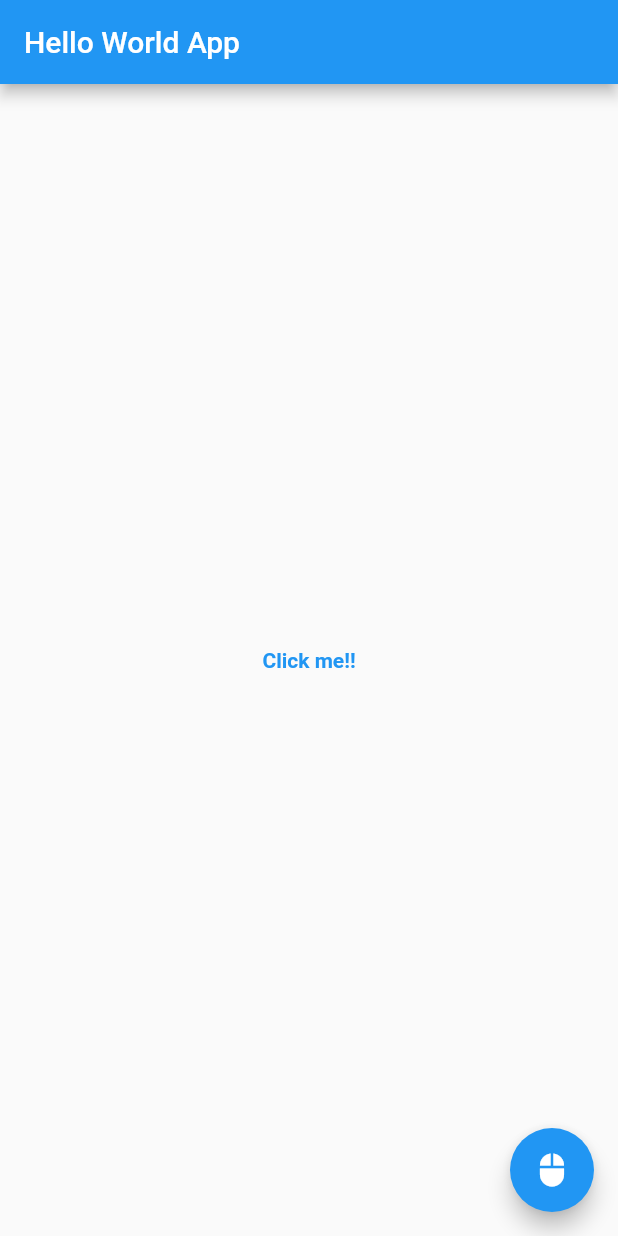
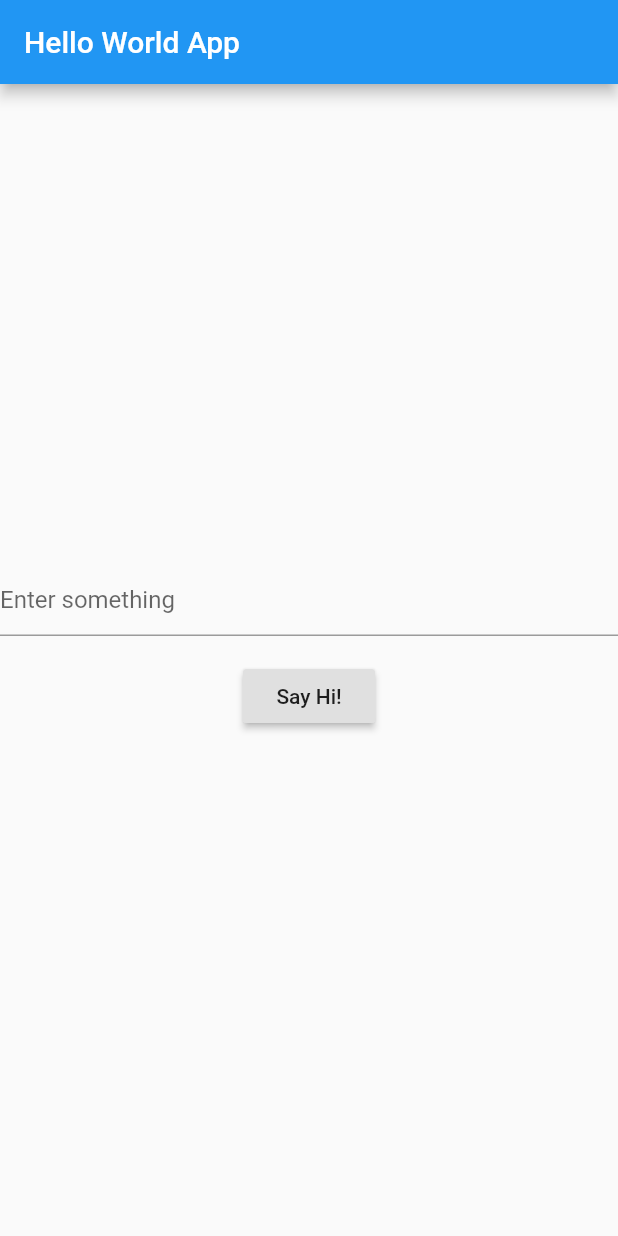
Before and after one commit to dpridoy/FlutterHellowWorld, a Flutter app: the screen it shows after launch, on a phone screen of 412 x 824 dp. Run offline on Flutter 3.47's test engine with Material 2 defaults, Android fonts, the phone set to English and light mode, and no system bars.

Commit message:
third commit adding textField and form verification

```diff
--- a/lib/main.dart
+++ b/lib/main.dart
@@ -21,34 +21,46 @@ class ClickMeApp extends StatefulWidget{
 
 class ChangeText extends State<ClickMeApp>{
 
-  String defaultText= "Click me!!";
-  int i=0;
+  final myController=TextEditingController();
+  final myGlobalController = GlobalKey<FormState>();
 
-  void changeText(){
 
-    setState(() {
-      if(i%2==0)
-        defaultText="You Clicked!!";
-      else
-        defaultText="Click me!!";
-      i++;
-    });
+  @override
+  void dispose() {
+    myController.dispose();
+    super.dispose();
   }
 
+  void sayHello(){
+    if(myGlobalController.currentState.validate()){
+      showDialog(context: context,builder: (context){
+        return AlertDialog(content: Text(""+myController.text),);
+      });
+    }
+  }
 
   @override
   Widget build(BuildContext context) {
     return Scaffold(
-      appBar: AppBar(
-        title:new Text('Hello World App'),
-      ),
-      body: Center(child:new Text(defaultText, style: new TextStyle(
-          fontWeight: FontWeight.bold,
-          color: Colors.blue),
-      ),),
-    floatingActionButton: FloatingActionButton(onPressed: changeText,
-      tooltip: 'Click Me',
-      child: Icon(Icons.mouse),),);
+        appBar: AppBar(
+          title:new Text('Hello World App'),
+        ),
+        body: Form(key: myGlobalController,
+        child: Column(mainAxisAlignment: MainAxisAlignment.center,
+        children: <Widget>[
+          TextFormField(
+            // ignore: missing_return
+            validator: (value){
+              if(value.isEmpty) return 'Please insert';
+            },
+            controller: myController,
+            decoration: InputDecoration(hintText: "Enter something"),
+
+          ),
+          Padding(padding: const EdgeInsets.symmetric(vertical: 16.0), child:
+          RaisedButton(onPressed: sayHello,child: Text("Say Hi!"),),),
+        ],),)
+    );
   }
 
 }
```
